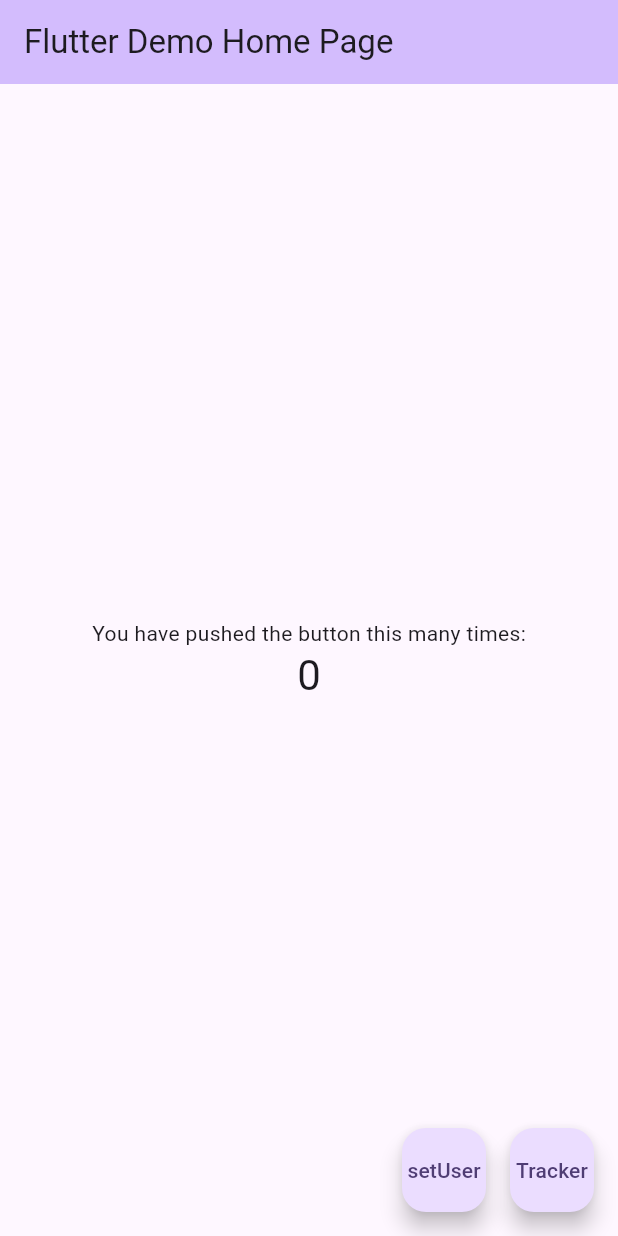
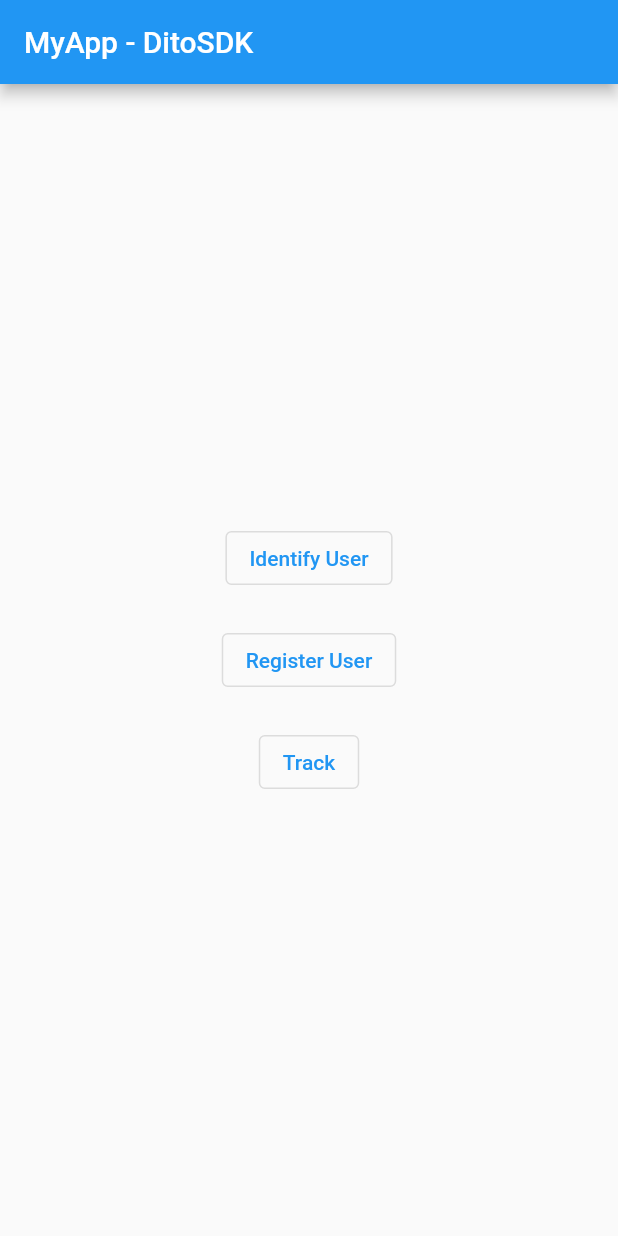
Before and after one commit to diegoroso-dito/myapp_flutter, a Flutter app: the screen it shows after launch, on a phone screen of 412 x 824 dp. Run offline on Flutter 3.47's test engine with Material 2 defaults, Android fonts, the phone set to English and light mode, and no system bars; missing offline and left inert: dito_flutter_sdk.

Commit message:
change layout of home page

```diff
--- a/lib/main.dart
+++ b/lib/main.dart
@@ -16,27 +16,34 @@ class MyApp extends StatelessWidget {
   @override
   Widget build(BuildContext context) {
     return MaterialApp(
-      title: 'Flutter Demo',
-      theme: ThemeData(
-        colorScheme: ColorScheme.fromSeed(seedColor: Colors.deepPurple),
-        useMaterial3: true,
+      title: 'MyApp - DitoSDK',
+      home: Scaffold(
+        appBar: AppBar(
+          title: const Text('MyApp - DitoSDK'),
+          backgroundColor: Colors.blue,
         ),
-      home: const MyHomePage(title: 'Flutter Demo Home Page'),
+        body: const MyHomePage(),
+      ),
     );
   }
 }
 
 class MyHomePage extends StatefulWidget {
-  const MyHomePage({super.key, required this.title});
-
-  final String title;
+  const MyHomePage({super.key});
 
   @override
   State<MyHomePage> createState() => _MyHomePageState();
 }
 
 class _MyHomePageState extends State<MyHomePage> {
-  void _identify() {
+  @override
+  Widget build(BuildContext context) {
+    return Center(
+      child: Column(
+        mainAxisAlignment: MainAxisAlignment.center,
+        children: [
+          OutlinedButton(
+            onPressed: () {
               DitoSDK().identify(
                 cpf: '43536713831',
                 name: "Diego Roso",
@@ -44,52 +51,27 @@ class _MyHomePageState extends State<MyHomePage> {
                 gender: "male",
                 birthday: "1995-07-20",
                 location: "Piracaia-SP",
-      customData: {'Attr2': 'Attr2Value'},
+                customData: {'Cargo': 'Tech Lead'},
               );
-  }
-
-  void _register() {
+            },
+            child: const Text('Identify User'),
+          ),
+          const SizedBox(height: 20),
+          OutlinedButton(
+            onPressed: () {
               DitoSDK().registerUser();
-  }
-
-  @override
-  Widget build(BuildContext context) {
-    return Scaffold(
-      appBar: AppBar(
-        backgroundColor: Theme.of(context).colorScheme.inversePrimary,
-        title: Text(widget.title),
+            },
+            child: const Text('Register User'),
           ),
-      body: Center(
-        child: Column(
-          mainAxisAlignment: MainAxisAlignment.center,
-          children: <Widget>[
-            const Text(
-              'You have pushed the button this many times:',
-            ),
-            Text(
-              '0',
-              style: Theme.of(context).textTheme.headlineMedium,
-            ),
-          ],
-        ),
-      ),
-      floatingActionButton: Row(
-        mainAxisAlignment: MainAxisAlignment.end,
-        children: <Widget>[
-          FloatingActionButton(
-            onPressed: _identify,
-            tooltip: 'Decrement',
-            child: const Text(
-              'setUser',
-            ),
-          ),
-          const SizedBox(width: 16),
-          FloatingActionButton(
-            onPressed: _register,
-            tooltip: 'Increment',
-            child: const Text(
-              'Tracker',
-            ),
+          const SizedBox(height: 20),
+          OutlinedButton(
+            onPressed: () {
+              DitoSDK().trackEvent(
+                  eventName: 'comprou',
+                  revenue: 99.00,
+                  properties: {'produto': 'tenis'});
+            },
+            child: const Text('Track'),
           ),
         ],
       ),
```
Lines whose indentation alone changed are shown as unchanged.
